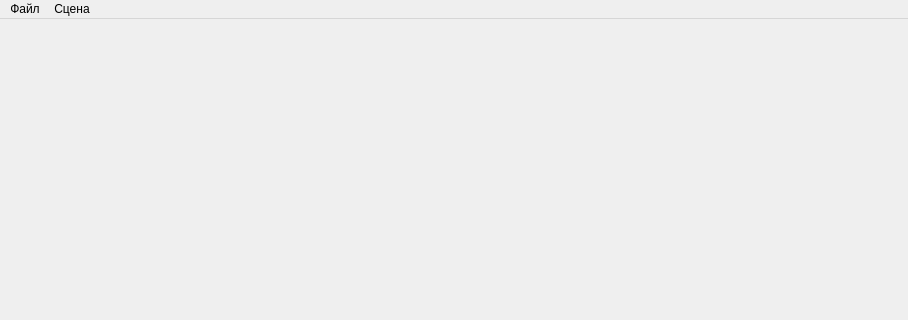
Old version of the form MainWindow.ui in the repository ilotXXI/RayBacktrace; both pictures show x 0 to 908 and y 0 to 320 of the 908 by 504 pixel window.
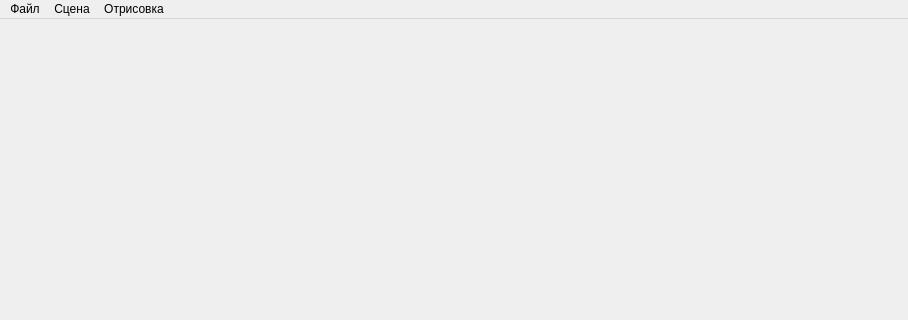
New version of the form.

The edit to the form file:
```diff
--- a/MainWindow.ui
+++ b/MainWindow.ui
@@ -64,8 +64,18 @@
     <addaction name="addLightAction"/>
     <addaction name="editSceneAction"/>
    </widget>
+   <widget class="QMenu" name="menu_3">
+    <property name="title">
+     <string>Отрисовка</string>
+    </property>
+    <addaction name="renderAction"/>
+    <addaction name="separator"/>
+    <addaction name="simpleRendAction"/>
+    <addaction name="parallelRendAction"/>
+   </widget>
    <addaction name="menu"/>
    <addaction name="menu_2"/>
+   <addaction name="menu_3"/>
   </widget>
   <widget class="QStatusBar" name="statusBar"/>
   <action name="newFileAction">
```
Left out of the diff: 19 changed lines with no effect on the pictures.
